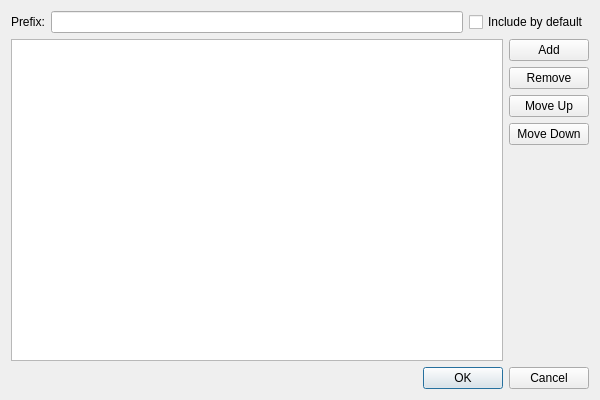
This is src/plugins/coreplugin/locator/urllocatorfilter.ui in qt-creator/qt-creator as Qt 5 draws it before an edit. The edited form follows.
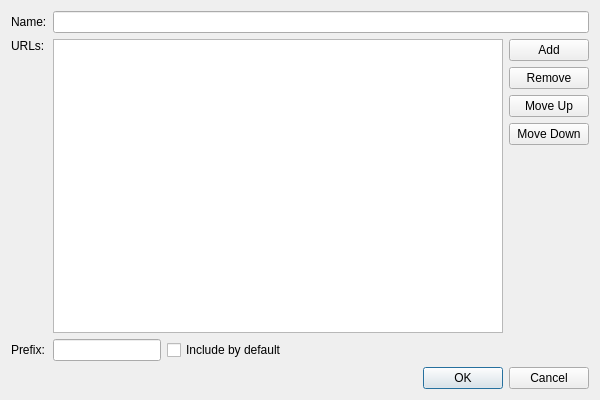
This is the edited form.

```diff
--- a/src/plugins/coreplugin/locator/urllocatorfilter.ui
+++ b/src/plugins/coreplugin/locator/urllocatorfilter.ui
@@ -13,19 +13,23 @@
   <property name="windowTitle">
    <string notr="true">Filter Configuration</string>
   </property>
-  <layout class="QVBoxLayout" name="verticalLayout_2">
-   <item>
-    <layout class="QHBoxLayout" name="horizontalLayout">
+  <layout class="QGridLayout" name="gridLayout">
+   <item row="0" column="0">
+    <widget class="QLabel" name="nameLabel">
+     <property name="text">
+      <string>Name:</string>
+     </property>
+    </widget>
+   </item>
+   <item row="0" column="1">
+    <widget class="QLineEdit" name="nameEdit"/>
+   </item>
+   <item row="1" column="0">
+    <layout class="QVBoxLayout" name="verticalLayout_2">
      <item>
-      <widget class="QLabel" name="prefixLabel">
-       <property name="sizePolicy">
-        <sizepolicy hsizetype="Maximum" vsizetype="Preferred">
-         <horstretch>0</horstretch>
-         <verstretch>0</verstretch>
-        </sizepolicy>
-       </property>
+      <widget class="QLabel" name="label">
        <property name="text">
-        <string notr="true">Prefix:</string>
+        <string>URLs:</string>
        </property>
        <property name="buddy">
         <cstring>shortcutEdit</cstring>
@@ -33,31 +37,21 @@
       </widget>
      </item>
      <item>
-      <widget class="QLineEdit" name="shortcutEdit">
-       <property name="sizePolicy">
-        <sizepolicy hsizetype="Minimum" vsizetype="Fixed">
-         <horstretch>0</horstretch>
-         <verstretch>0</verstretch>
-        </sizepolicy>
+      <spacer name="verticalSpacer_2">
+       <property name="orientation">
+        <enum>Qt::Vertical</enum>
        </property>
-      </widget>
-     </item>
-     <item>
-      <widget class="QCheckBox" name="includeByDefault">
-       <property name="sizePolicy">
-        <sizepolicy hsizetype="Maximum" vsizetype="Preferred">
-         <horstretch>0</horstretch>
-         <verstretch>0</verstretch>
-        </sizepolicy>
+       <property name="sizeHint" stdset="0">
+        <size>
+         <width>20</width>
+         <height>40</height>
+        </size>
        </property>
-       <property name="text">
-        <string notr="true">Include by default</string>
-       </property>
-      </widget>
+      </spacer>
      </item>
     </layout>
    </item>
-   <item>
+   <item row="1" column="1">
     <layout class="QHBoxLayout" name="horizontalLayout_2">
      <item>
       <widget class="QListWidget" name="listWidget">
@@ -137,7 +131,63 @@
      </item>
     </layout>
    </item>
-   <item>
+   <item row="2" column="0">
+    <widget class="QLabel" name="prefixLabel">
+     <property name="sizePolicy">
+      <sizepolicy hsizetype="Maximum" vsizetype="Preferred">
+       <horstretch>0</horstretch>
+       <verstretch>0</verstretch>
+      </sizepolicy>
+     </property>
+     <property name="text">
+      <string notr="true">Prefix:</string>
+     </property>
+     <property name="buddy">
+      <cstring>shortcutEdit</cstring>
+     </property>
+    </widget>
+   </item>
+   <item row="2" column="1">
+    <layout class="QHBoxLayout" name="horizontalLayout">
+     <item>
+      <widget class="QLineEdit" name="shortcutEdit">
+       <property name="sizePolicy">
+        <sizepolicy hsizetype="Minimum" vsizetype="Fixed">
+         <horstretch>0</horstretch>
+         <verstretch>0</verstretch>
+        </sizepolicy>
+       </property>
+      </widget>
+     </item>
+     <item>
+      <widget class="QCheckBox" name="includeByDefault">
+       <property name="sizePolicy">
+        <sizepolicy hsizetype="Maximum" vsizetype="Preferred">
+         <horstretch>0</horstretch>
+         <verstretch>0</verstretch>
+        </sizepolicy>
+       </property>
+       <property name="text">
+        <string notr="true">Include by default</string>
+       </property>
+      </widget>
+     </item>
+     <item>
+      <spacer name="horizontalSpacer">
+       <property name="orientation">
+        <enum>Qt::Horizontal</enum>
+       </property>
+       <property name="sizeHint" stdset="0">
+        <size>
+         <width>40</width>
+         <height>20</height>
+        </size>
+       </property>
+      </spacer>
+     </item>
+    </layout>
+   </item>
+   <item row="3" column="1">
     <widget class="QDialogButtonBox" name="buttonBox">
      <property name="orientation">
       <enum>Qt::Horizontal</enum>
```
Left out of the diff: 3 changed lines with no effect on the pictures.
